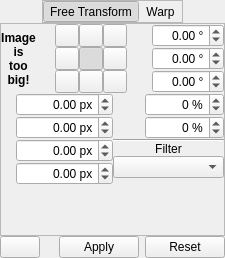
Qt form krita/plugins/tools/tool_transform2/wdg_tool_transform.ui (KDE/krita) before a commit.
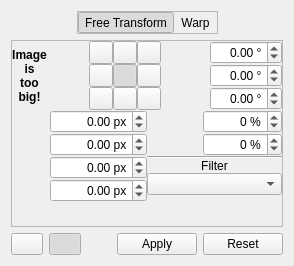
The same form after that commit. Custom widgets are drawn as their Qt base class.

Commit message: Added an ability to transform layers recursively with a Transform Tool

Diff of the .ui file:
```diff
--- a/krita/plugins/tools/tool_transform2/wdg_tool_transform.ui
+++ b/krita/plugins/tools/tool_transform2/wdg_tool_transform.ui
@@ -6,8 +6,8 @@
    <rect>
     <x>0</x>
     <y>0</y>
-    <width>225</width>
-    <height>258</height>
+    <width>294</width>
+    <height>266</height>
    </rect>
   </property>
   <property name="sizePolicy">
@@ -38,17 +38,8 @@
    <enum>Qt::LeftToRight</enum>
   </property>
   <layout class="QVBoxLayout" name="verticalLayout_5">
-   <property name="spacing">
-    <number>0</number>
-   </property>
-   <property name="margin">
-    <number>0</number>
-   </property>
    <item>
     <layout class="QHBoxLayout" name="horizontalLayout">
-     <property name="spacing">
-      <number>0</number>
-     </property>
      <item>
       <spacer name="horizontalSpacer_2">
        <property name="orientation">
@@ -56,7 +47,7 @@
        </property>
        <property name="sizeHint" stdset="0">
         <size>
-         <width>0</width>
+         <width>13</width>
          <height>20</height>
         </size>
        </property>
@@ -125,7 +116,7 @@
        </property>
        <property name="sizeHint" stdset="0">
         <size>
-         <width>0</width>
+         <width>13</width>
          <height>20</height>
         </size>
        </property>
@@ -1105,7 +1096,7 @@
        </property>
        <property name="maximumSize">
         <size>
-         <width>40</width>
+         <width>32</width>
          <height>16777215</height>
         </size>
        </property>
@@ -1123,6 +1114,34 @@
        </property>
       </widget>
      </item>
+     <item>
+      <widget class="QPushButton" name="chkWorkRecursively">
+       <property name="sizePolicy">
+        <sizepolicy hsizetype="Fixed" vsizetype="Fixed">
+         <horstretch>0</horstretch>
+         <verstretch>0</verstretch>
+        </sizepolicy>
+       </property>
+       <property name="maximumSize">
+        <size>
+         <width>32</width>
+         <height>16777215</height>
+        </size>
+       </property>
+       <property name="toolTip">
+        <string>Work Recursively</string>
+       </property>
+       <property name="text">
+        <string/>
+       </property>
+       <property name="checkable">
+        <bool>true</bool>
+       </property>
+       <property name="checked">
+        <bool>true</bool>
+       </property>
+      </widget>
+     </item>
      <item>
       <spacer name="horizontalSpacer_5">
        <property name="orientation">
@@ -1130,8 +1149,8 @@
        </property>
        <property name="sizeHint" stdset="0">
         <size>
-         <width>0</width>
-         <height>10</height>
+         <width>13</width>
+         <height>13</height>
         </size>
        </property>
       </spacer>
```
The commit also changes 10 other files.
